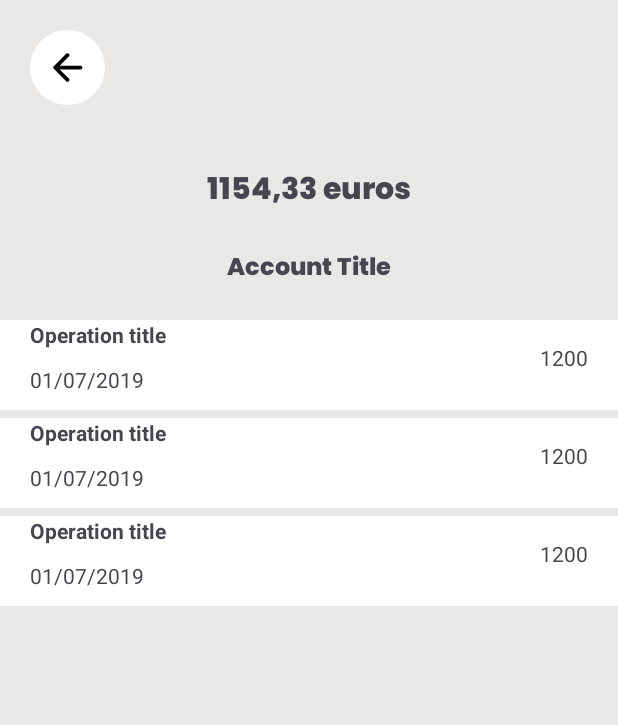
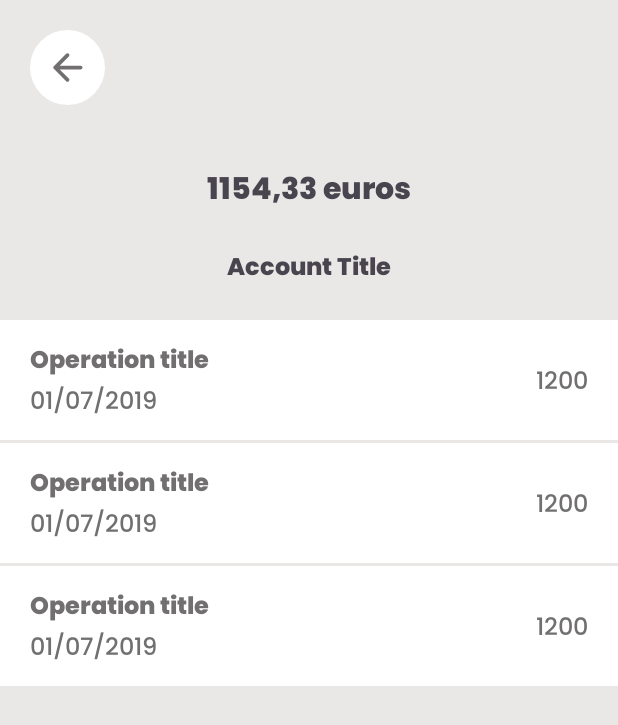
Before and after one commit to AxelESSONO/Bank, an Android app: the layout activity_operation.xml on its own in the app's theme, with its tools: preview values and no code run, on a phone screen of 412 x 824 dp. Shown: the top 725 px of the screen. Run offline under Robolectric (Android 15) with nearby library versions, the phone set to English and light mode, and no system bars.

Commit message:
Fixed some bug

```diff
--- a/app/src/main/java/com/axel/bank/domain/model/Bank.kt
+++ b/app/src/main/java/com/axel/bank/domain/model/Bank.kt
@@ -3,6 +3,6 @@ package com.axel.bank.domain.model
 data class Bank(
     val name: String?,
     val accounts: List<Account>?,
-    val title : String,
+    val title : String = "",
     var header : Boolean = false
 )
--- a/app/src/main/java/com/axel/bank/domain/model/BankStickyHeader.kt
+++ /dev/null
@@ -1,6 +0,0 @@
-package com.axel.bank.domain.model
-
-data class BankStickyHeader(
-    val bankHeaderName : String? = "",
-    val accounts : List<Account>? = emptyList()
-)
--- a/app/src/main/java/com/axel/bank/presentation/bank/view/AccountListActivity.kt
+++ b/app/src/main/java/com/axel/bank/presentation/bank/view/AccountListActivity.kt
@@ -40,7 +40,7 @@ class AccountListActivity : AppCompatActivity() {
         setUpTheRecyclerView()
         callAPI()
 
-        binding.bankRecycler.addOnScrollListener(object : RecyclerView.OnScrollListener() {
+        /*binding.bankRecycler.addOnScrollListener(object : RecyclerView.OnScrollListener() {
             override fun onScrollStateChanged(recyclerView: RecyclerView, newState: Int) {
                 super.onScrollStateChanged(recyclerView, newState)
                 if (bankLayoutManager.findLastVisibleItemPosition() == bankLayoutManager.itemCount - 1) {
@@ -49,14 +49,14 @@ class AccountListActivity : AppCompatActivity() {
                     callAPI()
                 }
             }
-        })
+        })*/
     }
 
     private fun setUpTheRecyclerView() {
 
         bankLayoutManager = LinearLayoutManager(this)
         bankLayoutManager.orientation = LinearLayoutManager.VERTICAL
-        bankAdapter = BankAdapter(ArrayList())
+        bankAdapter = BankAdapter(this ,ArrayList())
         binding.bankRecycler.apply {
             layoutManager = bankLayoutManager
             adapter = bankAdapter
--- a/app/src/main/res/layout/activity_operation.xml
+++ b/app/src/main/res/layout/activity_operation.xml
@@ -19,7 +19,8 @@
         android:layout_margin="20dp"
         android:padding="10dp"
         android:layout_gravity="start"
-        android:background="@drawable/circular_bg"/>
+        android:background="@drawable/circular_bg"
+        app:tint="@color/header_color" />
 
     <TextView
         android:id="@+id/balanceText"
--- a/app/src/main/res/layout/operation_item.xml
+++ b/app/src/main/res/layout/operation_item.xml
@@ -4,28 +4,42 @@
     xmlns:app="http://schemas.android.com/apk/res-auto"
     android:background="@color/white"
     android:layout_width="match_parent"
-    android:layout_height="60dp"
-    android:layout_marginBottom="5dp">
+    android:layout_height="80dp"
+    android:layout_marginBottom="2dp">
+
+    <LinearLayout
+        android:id="@+id/linearOperation"
+        android:layout_width="wrap_content"
+        android:layout_height="wrap_content"
+        android:orientation="vertical"
+        android:layout_marginStart="20dp"
+        app:layout_constraintStart_toStartOf="parent"
+        app:layout_constraintTop_toTopOf="parent"
+        app:layout_constraintBottom_toBottomOf="parent">
 
         <TextView
             android:id="@+id/operationTitle"
             android:layout_width="wrap_content"
             android:layout_height="wrap_content"
-        android:layout_marginStart="20dp"
-        android:text="Operation title"
+            android:text="@string/operation_title"
             android:textStyle="bold"
-        app:layout_constraintStart_toStartOf="parent"
-        app:layout_constraintTop_toTopOf="parent" />
+            android:textSize="16sp"
+            android:fontFamily="@font/poppins_extra_bold"
+            android:textColor="@color/header_color"
+            android:includeFontPadding="false"/>
 
         <TextView
             android:id="@+id/operationDate"
             android:layout_width="wrap_content"
             android:layout_height="wrap_content"
-        android:layout_marginStart="20dp"
+            android:layout_marginTop="5dp"
             android:text="01/07/2019"
-        app:layout_constraintStart_toStartOf="parent"
-        app:layout_constraintTop_toBottomOf="@id/operationTitle"
-        app:layout_constraintBottom_toBottomOf="parent"/>
+            android:textSize="16sp"
+            android:fontFamily="@font/poppins_medium"
+            android:includeFontPadding="false"
+            android:textColor="@color/header_color"/>
+
+    </LinearLayout>
 
     <TextView
         android:id="@+id/operationAmount"
@@ -33,8 +47,12 @@
         android:layout_height="wrap_content"
         android:layout_marginEnd="20dp"
         android:text="1200"
-        app:layout_constraintTop_toTopOf="@id/operationTitle"
-        app:layout_constraintBottom_toBottomOf="@id/operationDate"
+        android:fontFamily="@font/poppins_medium"
+        android:textSize="16sp"
+        android:textColor="@color/header_color"
+        android:includeFontPadding="false"
+        app:layout_constraintTop_toTopOf="@id/linearOperation"
+        app:layout_constraintBottom_toBottomOf="@id/linearOperation"
         app:layout_constraintEnd_toEndOf="parent"/>
 
 </androidx.constraintlayout.widget.ConstraintLayout>
--- a/app/src/main/res/values/strings.xml
+++ b/app/src/main/res/values/strings.xml
@@ -3,4 +3,6 @@
     <string name="mes_comptes">Mes Comptes</string>
     <string name="bank_name">Bank Name</string>
     <string name="account_title">Account Title</string>
+    <string name="header">Header</string>
+    <string name="operation_title">Operation title</string>
 </resources>
```
Also changed, not shown: app/src/main/java/com/axel/bank/domain/use_case/BankListUseCase.kt (+42 -7 lines), app/src/main/java/com/axel/bank/presentation/bank/view/AccountAdapter.kt (+13 -12 lines), app/src/main/java/com/axel/bank/presentation/bank/view/BankAdapter.kt (+93 -43 lines), app/src/main/java/com/axel/bank/presentation/operation/OperationAdapter.kt (+18 -13 lines), app/src/main/java/com/axel/bank/util/ConvertBankListToStickyList.kt (deleted, +0 -32 lines), app/src/main/java/com/axel/bank/util/StickyHeaderItemDecoration.kt (added, +123 -0 lines), app/src/main/java/com/axel/bank/util/getDateTime.kt (added, +16 -0 lines), app/src/main/java/com/axel/bank/util/totalBalance.kt (+8 -8 lines), app/src/main/res/layout/bank_header.xml (added, +28 -0 lines), app/src/main/res/layout/bank_item.xml (+2 -14 lines). Lines whose indentation alone changed are shown as unchanged.
